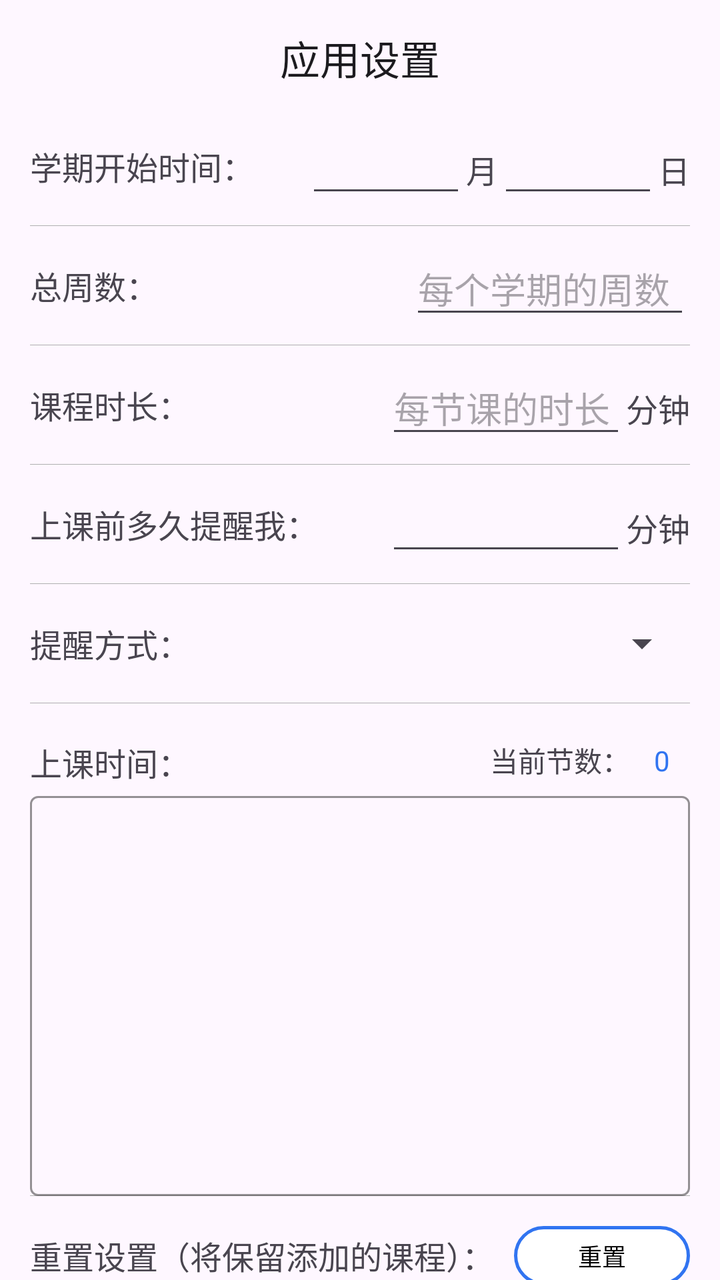
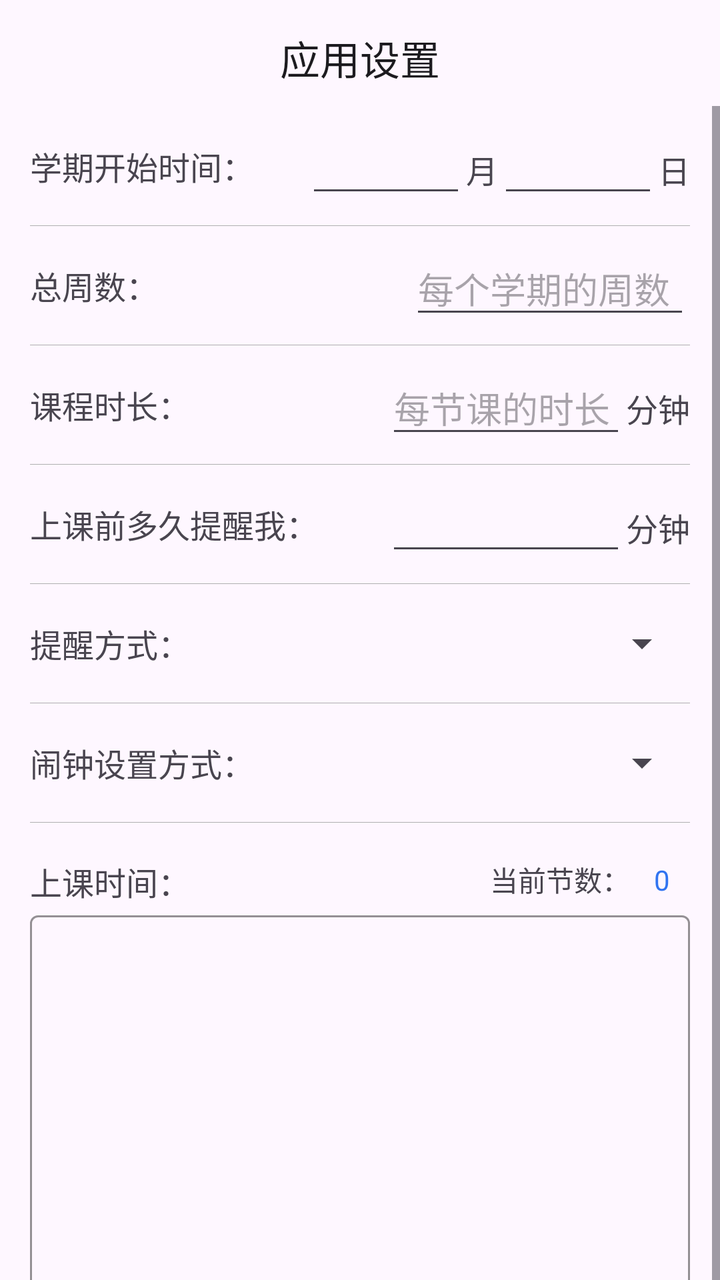

Compare the two renders of this Android layout. The source of the first and the diff that turns it into the second are given below.
<!-- AndroidManifest.xml: application theme Theme.ClassSchedule -->
<!-- res/layout/activity_app_settings.xml -->
<?xml version="1.0" encoding="utf-8"?>
<androidx.constraintlayout.widget.ConstraintLayout
        xmlns:android="http://schemas.android.com/apk/res/android"
        xmlns:tools="http://schemas.android.com/tools"
        xmlns:app="http://schemas.android.com/apk/res-auto"
        android:id="@+id/main"
        android:layout_width="match_parent"
        android:layout_height="match_parent"
        android:fitsSystemWindows="true"
        tools:context=".AppSettingsActivity">
    <androidx.constraintlayout.widget.ConstraintLayout
            android:id="@+id/cl_top_bar"
            android:layout_width="match_parent"
            android:layout_height="wrap_content"
            android:layout_marginTop="5dp"
            app:layout_constraintTop_toTopOf="parent">
        <TextView
                android:id="@+id/tv_app_settings"
                android:layout_width="wrap_content"
                android:layout_height="wrap_content"
                android:text="@string/app_settings"
                android:textSize="20sp"
                android:textColor="@color/title_text"
                app:layout_constraintBottom_toBottomOf="parent"
                app:layout_constraintEnd_toEndOf="parent"
                app:layout_constraintStart_toStartOf="parent"
                app:layout_constraintTop_toTopOf="parent"/>
        
        <ImageButton
                android:id="@+id/btn_more"
                android:layout_width="48dp"
                android:layout_height="48dp"
                android:layout_marginEnd="10dp"
                android:background="?attr/selectableItemBackgroundBorderless"
                android:src="@drawable/ic_more_horiz"
                app:layout_constraintBottom_toBottomOf="@id/tv_app_settings"
                app:layout_constraintEnd_toEndOf="parent"
                app:layout_constraintTop_toTopOf="@id/tv_app_settings"
                android:visibility="invisible"
                android:clickable="false"
                app:tint="@color/gray"/>
    </androidx.constraintlayout.widget.ConstraintLayout>
    <ScrollView android:layout_width="match_parent" android:layout_height="0dp"
                android:layout_weight="1"
                android:id="@+id/scroll_view"
                app:layout_constraintTop_toBottomOf="@+id/cl_top_bar">
        <LinearLayout android:layout_width="match_parent" android:layout_height="wrap_content"
                      android:orientation="vertical"
                      android:layout_marginHorizontal="15dp"
                      android:id="@+id/ll_app_settings_container"
                      android:divider="@color/light_gray"
                      android:showDividers="middle">
            <androidx.constraintlayout.widget.ConstraintLayout
                    android:layout_width="match_parent" android:layout_height="60dp"
                    android:orientation="horizontal">
                <TextView android:layout_width="wrap_content" android:layout_height="wrap_content"
                          android:text="@string/term_commencement_time"
                          android:textSize="16sp"
                          app:layout_constraintStart_toStartOf="parent"
                          app:layout_constraintTop_toTopOf="parent"
                          app:layout_constraintBottom_toBottomOf="parent"/>
                <LinearLayout android:layout_width="0dp" android:layout_height="wrap_content"
                              android:orientation="horizontal"
                              android:layout_weight="1"
                              app:layout_constraintTop_toTopOf="parent"
                              app:layout_constraintBottom_toBottomOf="parent"
                              app:layout_constraintEnd_toEndOf="parent">
                    <EditText android:layout_width="80dp" android:layout_height="wrap_content"
                              android:id="@+id/et_term_commencement_time_month"
                              android:hint=""
                              android:inputType="number"
                              android:digits="0123456789"/>
                    <TextView android:layout_width="wrap_content" android:layout_height="wrap_content"
                              android:text="@string/month"
                              android:textSize="16sp"/>
                    <EditText android:layout_width="80dp" android:layout_height="wrap_content"
                              android:id="@+id/et_term_commencement_time_day"
                              android:hint=""
                              android:inputType="number"
                              android:digits="0123456789"/>
                    <TextView android:layout_width="wrap_content" android:layout_height="wrap_content"
                              android:text="@string/day"
                              android:textSize="16sp"/>
                </LinearLayout>
            </androidx.constraintlayout.widget.ConstraintLayout>
            <androidx.constraintlayout.widget.ConstraintLayout
                    android:layout_width="match_parent"
                    android:layout_height="60dp"
                    android:orientation="horizontal">
                <TextView android:layout_width="wrap_content" android:layout_height="wrap_content"
                          android:text="@string/max_weeks"
                          android:textSize="16sp"
                          app:layout_constraintStart_toStartOf="parent"
                          app:layout_constraintTop_toTopOf="parent"
                          app:layout_constraintBottom_toBottomOf="parent"/>
                <EditText android:layout_width="140dp" android:layout_height="wrap_content"
                          android:id="@+id/et_set_max_weeks"
                          android:hint="@string/set_max_weeks_hint"
                          android:inputType="number"
                          android:digits="0123456789"
                          app:layout_constraintTop_toTopOf="parent"
                          app:layout_constraintBottom_toBottomOf="parent"
                          app:layout_constraintEnd_toEndOf="parent"/>
            </androidx.constraintlayout.widget.ConstraintLayout>
            <androidx.constraintlayout.widget.ConstraintLayout
                    android:layout_width="match_parent"
                    android:layout_height="60dp"
                    android:orientation="horizontal">
                <TextView android:layout_width="wrap_content" android:layout_height="wrap_content"
                          android:text="@string/duration_per_lesson"
                          android:textSize="16sp"
                          app:layout_constraintStart_toStartOf="parent"
                          app:layout_constraintTop_toTopOf="parent"
                          app:layout_constraintBottom_toBottomOf="parent"/>
                <LinearLayout android:layout_width="wrap_content" android:layout_height="wrap_content"
                              android:orientation="horizontal"
                              app:layout_constraintTop_toTopOf="parent"
                              app:layout_constraintBottom_toBottomOf="parent"
                              app:layout_constraintEnd_toEndOf="parent">
                    <EditText android:layout_width="120dp" android:layout_height="wrap_content"
                              android:id="@+id/et_set_duration_per_lesson"
                              android:hint="@string/set_duration_per_lesson_hint"
                              android:inputType="number"
                              android:digits="0123456789"
                              app:layout_constraintTop_toTopOf="parent"
                              app:layout_constraintBottom_toBottomOf="parent"
                              app:layout_constraintEnd_toEndOf="parent"/>
                    <TextView android:layout_width="wrap_content" android:layout_height="wrap_content"
                              android:text="@string/minute"
                              android:textSize="16sp"/>
                </LinearLayout>
            </androidx.constraintlayout.widget.ConstraintLayout>
            <androidx.constraintlayout.widget.ConstraintLayout
                    android:layout_width="match_parent"
                    android:layout_height="60dp"
                    android:orientation="horizontal">
                <TextView android:layout_width="wrap_content" android:layout_height="wrap_content"
                          android:text="@string/reminder_time"
                          android:textSize="16sp"
                          app:layout_constraintStart_toStartOf="parent"
                          app:layout_constraintTop_toTopOf="parent"
                          app:layout_constraintBottom_toBottomOf="parent"/>
                <LinearLayout android:layout_width="wrap_content" android:layout_height="wrap_content"
                              android:orientation="horizontal"
                              app:layout_constraintTop_toTopOf="parent"
                              app:layout_constraintBottom_toBottomOf="parent"
                              app:layout_constraintEnd_toEndOf="parent">
                    <EditText android:layout_width="120dp" android:layout_height="wrap_content"
                              android:id="@+id/et_set_reminder_time"
                              android:hint=""
                              android:inputType="number"
                              android:digits="0123456789"
                              app:layout_constraintTop_toTopOf="parent"
                              app:layout_constraintBottom_toBottomOf="parent"
                              app:layout_constraintEnd_toEndOf="parent"/>
                    <TextView android:layout_width="wrap_content" android:layout_height="wrap_content"
                              android:text="@string/minute"
                              android:textSize="16sp"/>
                </LinearLayout>
            </androidx.constraintlayout.widget.ConstraintLayout>
            <androidx.constraintlayout.widget.ConstraintLayout
                    android:layout_width="match_parent"
                    android:layout_height="60dp"
                    android:orientation="horizontal">
                <TextView android:layout_width="wrap_content" android:layout_height="wrap_content"
                          android:text="@string/remind_way"
                          android:textSize="16sp"
                          app:layout_constraintStart_toStartOf="parent"
                          app:layout_constraintTop_toTopOf="parent"
                          app:layout_constraintBottom_toBottomOf="parent"/>
                <Spinner android:layout_width="wrap_content" android:layout_height="wrap_content"
                         android:id="@+id/spn_set_remind_way"
                         app:layout_constraintTop_toTopOf="parent"
                         app:layout_constraintBottom_toBottomOf="parent"
                         app:layout_constraintEnd_toEndOf="parent"/>
            </androidx.constraintlayout.widget.ConstraintLayout>
            <androidx.constraintlayout.widget.ConstraintLayout
                    android:layout_width="match_parent"
                    android:layout_height="wrap_content"
                    android:layout_gravity="start|top"
                    android:orientation="horizontal">
                <TextView android:layout_width="wrap_content" android:layout_height="wrap_content"
                          android:id="@+id/tv_course_time"
                          android:text="@string/course_time"
                          android:textSize="16sp"
                          android:layout_marginTop="18dp"
                          app:layout_constraintStart_toStartOf="parent"
                          app:layout_constraintTop_toTopOf="parent"/>
                <androidx.constraintlayout.widget.ConstraintLayout
                        android:layout_width="wrap_content" android:layout_height="wrap_content"
                        android:id="@+id/ll_current_lessons"
                        android:orientation="horizontal"
                        android:layout_gravity="start"
                        android:layout_marginTop="16sp"
                        app:layout_constraintTop_toTopOf="parent"
                        app:layout_constraintEnd_toEndOf="parent"
                        app:layout_constraintBottom_toTopOf="@+id/til_start_times">
                    <TextView android:layout_width="wrap_content" android:layout_height="wrap_content"
                              android:text="@string/current_lessons"
                              android:layout_marginEnd="30dp"
                              app:layout_constraintEnd_toEndOf="parent"
                              app:layout_constraintTop_toTopOf="parent"
                              app:layout_constraintBottom_toBottomOf="parent"/>
                    <TextView android:layout_width="wrap_content" android:layout_height="wrap_content"
                              android:id="@+id/tv_current_lessons"
                              android:text="@string/zero"
                              android:textColor="@color/main_theme"
                              android:layout_marginEnd="10sp"
                              app:layout_constraintEnd_toEndOf="parent"
                              app:layout_constraintTop_toTopOf="parent"
                              app:layout_constraintBottom_toBottomOf="parent"/>
                </androidx.constraintlayout.widget.ConstraintLayout>
                <com.google.android.material.textfield.TextInputLayout
                        android:id="@+id/til_start_times"
                        style="@style/Widget.Material3.TextInputLayout.OutlinedBox"
                        android:layout_width="match_parent"
                        android:layout_height="wrap_content"
                        android:hint=""
                        app:boxStrokeColor="@color/main_theme"
                        app:hintTextColor="@color/light_gray"
                        app:layout_constraintTop_toBottomOf="@+id/tv_course_time">
                    <com.google.android.material.textfield.TextInputEditText
                            android:id="@+id/et_start_times"
                            android:layout_width="match_parent"
                            android:layout_height="200dp"
                            android:gravity="top"
                            android:inputType="textMultiLine"
                            android:scrollbars="vertical"/>
                </com.google.android.material.textfield.TextInputLayout>
            </androidx.constraintlayout.widget.ConstraintLayout>
            <androidx.constraintlayout.widget.ConstraintLayout
                    android:layout_width="match_parent"
                    android:layout_height="60dp"
                    android:orientation="horizontal">
                <TextView android:layout_width="wrap_content" android:layout_height="wrap_content"
                          android:text="@string/reset_app"
                          android:textSize="16sp"
                          app:layout_constraintStart_toStartOf="parent"
                          app:layout_constraintTop_toTopOf="parent"
                          app:layout_constraintBottom_toBottomOf="parent"/>
                <com.google.android.material.button.MaterialButton
                        android:id="@+id/btn_reset_app"
                        style="@style/Widget.Material3.Button.OutlinedButton"
                        android:layout_width="wrap_content"
                        android:layout_height="wrap_content"
                        android:layout_gravity="center"
                        android:text="@string/confirm_reset"
                        android:textSize="12sp"
                        android:textColor="@color/black"
                        android:layout_marginBottom="5dp"
                        android:paddingHorizontal="10dp"
                        android:minHeight="30dp"
                        android:insetTop="5dp"
                        android:insetBottom="0dp"
                        app:cornerRadius="20dp"
                        app:strokeColor="@color/main_theme"
                        app:strokeWidth="1.5dp"
                        app:backgroundTint="@color/white"
                        app:iconTint="@color/main_theme"
                        app:rippleColor="#20000000"
                        app:layout_constraintEnd_toEndOf="parent"
                        app:layout_constraintTop_toTopOf="parent"
                        app:layout_constraintBottom_toBottomOf="parent"/>
            </androidx.constraintlayout.widget.ConstraintLayout>
        </LinearLayout>
    </ScrollView>
</androidx.constraintlayout.widget.ConstraintLayout>
<!-- resources referenced by this layout -->
<resources>
  <color name="black">#FF000000</color>
  <color name="gray">#808080</color>
  <color name="light_gray">#B0B0B0</color>
  <color name="main_theme">#3174F1</color>
  <color name="title_text">#1C1B1F</color>
  <color name="white">#FFFFFFFF</color>
  <!-- drawable ic_more_horiz (drawable) -->
  <?xml version="1.0" encoding="utf-8"?>
  <vector xmlns:android="http://schemas.android.com/apk/res/android"
          android:width="24dp"
          android:height="24dp"
          android:viewportWidth="24"
          android:viewportHeight="24">
      
      <path
              android:fillColor="#FF000000"
              android:pathData="M6,10c-1.1,0 -2,0.9 -2,2s0.9,2 2,2s2,-0.9 2,-2S7.1,10 6,10zM18,10c-1.1,0 -2,0.9 -2,2s0.9,2 2,2s2,-0.9 2,-2S19.1,10 18,10zM12,10c-1.1,0 -2,0.9 -2,2s0.9,2 2,2s2,-0.9 2,-2S13.1,10 12,10z"/>
  </vector>
  <string name="app_settings">应用设置</string>
  <string name="confirm_reset">重置</string>
  <string name="course_time">上课时间：</string>
  <string name="current_lessons">当前节数：</string>
  <string name="day">日</string>
  <string name="duration_per_lesson">课程时长：</string>
  <string name="max_weeks">总周数：</string>
  <string name="minute">分钟</string>
  <string name="month">月</string>
  <string name="remind_way">提醒方式：</string>
  <string name="reminder_time">上课前多久提醒我：</string>
  <string name="reset_app">重置设置（将保留添加的课程）：</string>
  <string name="set_duration_per_lesson_hint">每节课的时长</string>
  <string name="set_max_weeks_hint">每个学期的周数</string>
  <string name="term_commencement_time">学期开始时间：</string>
  <string name="zero">0</string>
  <style name="Theme.ClassSchedule" parent="Theme.Material3.DayNight.NoActionBar">
          
          <item name="colorPrimary">@color/purple_500</item>
          <item name="colorPrimaryVariant">@color/purple_700</item>
          <item name="colorOnPrimary">@color/white</item>
          
          <item name="colorSecondary">@color/teal_200</item>
          <item name="colorSecondaryVariant">@color/teal_700</item>
          <item name="colorOnSecondary">@color/black</item>
          
          <item name="android:statusBarColor">?attr/colorPrimaryVariant</item>
          
      </style>
  <color name="purple_500">#FF6200EE</color>
  <color name="purple_700">#FF3700B3</color>
  <color name="teal_200">#FF03DAC5</color>
  <color name="teal_700">#FF018786</color>
</resources>

<!-- the commit's change to res/layout/activity_app_settings.xml (unified diff, before → after) -->
@@ -176,6 +176,22 @@
             </androidx.constraintlayout.widget.ConstraintLayout>
             <androidx.constraintlayout.widget.ConstraintLayout
                     android:layout_width="match_parent"
+                    android:layout_height="60dp"
+                    android:orientation="horizontal">
+                <TextView android:layout_width="wrap_content" android:layout_height="wrap_content"
+                          android:text="@string/alarm_way"
+                          android:textSize="16sp"
+                          app:layout_constraintStart_toStartOf="parent"
+                          app:layout_constraintTop_toTopOf="parent"
+                          app:layout_constraintBottom_toBottomOf="parent"/>
+                <Spinner android:layout_width="wrap_content" android:layout_height="wrap_content"
+                         android:id="@+id/spn_set_alarm_way"
+                         app:layout_constraintTop_toTopOf="parent"
+                         app:layout_constraintBottom_toBottomOf="parent"
+                         app:layout_constraintEnd_toEndOf="parent"/>
+            </androidx.constraintlayout.widget.ConstraintLayout>
+            <androidx.constraintlayout.widget.ConstraintLayout
+                    android:layout_width="match_parent"
                     android:layout_height="wrap_content"
                     android:layout_gravity="start|top"
                     android:orientation="horizontal">
<!-- resource entries referenced after the edit -->
@@ -18,6 +18,7 @@
               android:fillColor="#FF000000"
               android:pathData="M6,10c-1.1,0 -2,0.9 -2,2s0.9,2 2,2s2,-0.9 2,-2S7.1,10 6,10zM18,10c-1.1,0 -2,0.9 -2,2s0.9,2 2,2s2,-0.9 2,-2S19.1,10 18,10zM12,10c-1.1,0 -2,0.9 -2,2s0.9,2 2,2s2,-0.9 2,-2S13.1,10 12,10z"/>
   </vector>
+  <string name="alarm_way">闹钟设置方式：</string>
   <string name="app_settings">应用设置</string>
   <string name="confirm_reset">重置</string>
   <string name="course_time">上课时间：</string>
